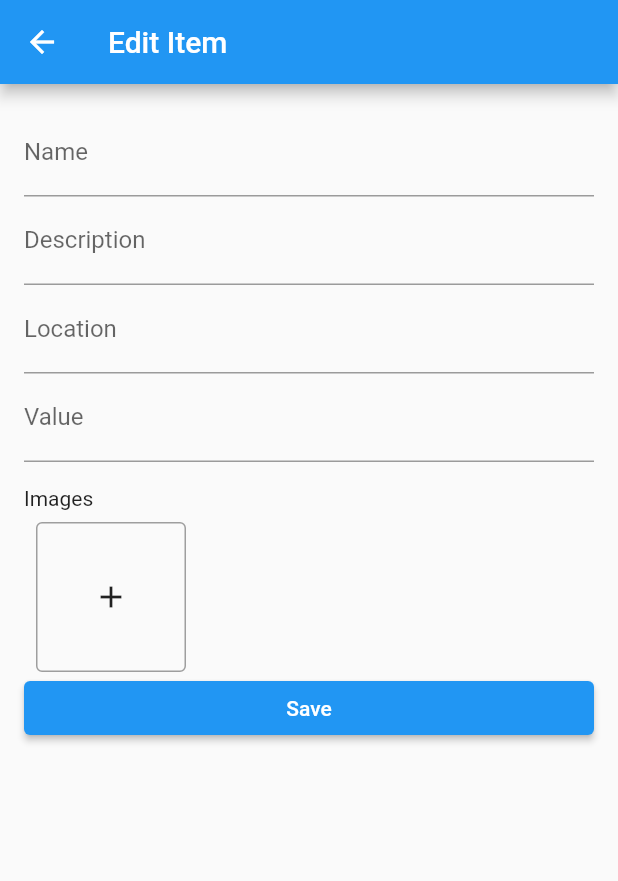
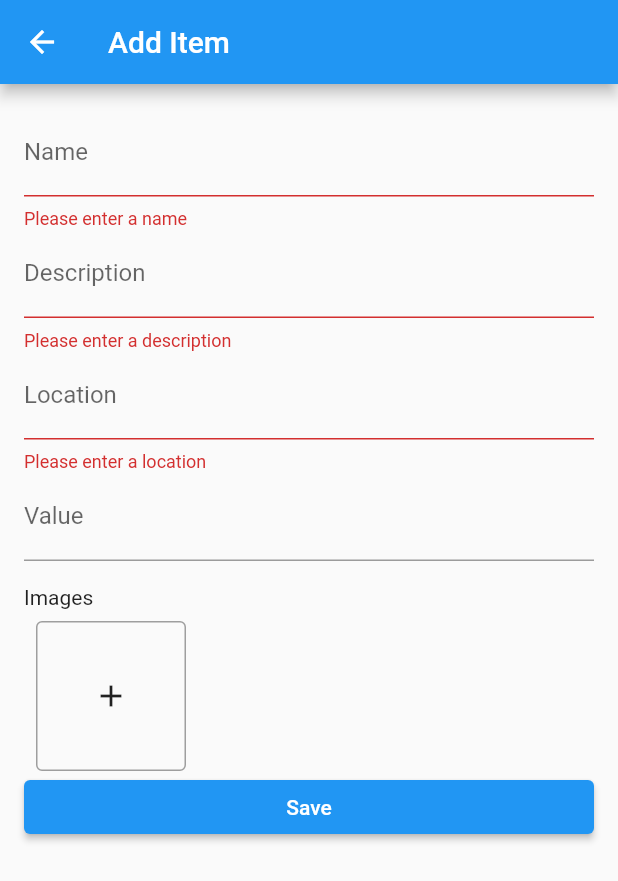
Before and after one commit to IanDarwin/esLister, a Flutter app: the ItemPage screen opened by its route, after a tap on "Save", on a phone screen of 412 x 824 dp. Shown: the top 881 px of the screen. Run offline on Flutter 3.47's test engine with Material 2 defaults, Android fonts, the phone set to English and light mode, and no system bars; our stand-ins replace image_picker, sqflite; accounts and stored records are empty.

Commit message:
Simplify over-complex layout code

```diff
--- a/lib/ui/item_page.dart
+++ b/lib/ui/item_page.dart
@@ -17,10 +17,11 @@ class ItemPage extends StatefulWidget {
 class ItemPageState extends State<ItemPage> {
   final _formKey = GlobalKey<FormState>();
   String? _name;
-  List<String>? _images = [];
+  late List<String> _images ;
   String? _description;
   String? _location;
   double? _value;
+  final Set<String> locations = {};
 
   @override
   void initState() {
@@ -40,26 +41,27 @@ class ItemPageState extends State<ItemPage> {
     _formKey.currentState!.save();
     Item newItem = Item(
       _name!,
-      images: _images,
+      _images,
       description: _description,
       location: _location,
       value: _value,
     );
+    newItem.images = _images!;
     Navigator.of(context).pop(newItem);
   }
 
   void _addImage() async {
-    final image = await ImagePicker().getImage(source: ImageSource.gallery);
+    final image = await ImagePicker().pickImage(source: ImageSource.gallery);
     if (image != null) {
       setState(() {
-        _images!.add(image.path);
+        _images.add(image.path);
       });
     }
   }
 
   void _deleteImage(int index) {
     setState(() {
-      _images!.removeAt(index);
+      _images.removeAt(index);
     });
   }
 
@@ -67,7 +69,7 @@ class ItemPageState extends State<ItemPage> {
   Widget build(BuildContext context) {
     return Scaffold(
         appBar: AppBar(
-          title: Text(widget.item == null ? 'Add Item' : 'Edit Item'),
+          title: Text(widget.item.name.isEmpty ? 'Add Item' : 'Edit Item'),
         ),
         body: Padding(
             padding: const EdgeInsets.all(16.0),
@@ -101,7 +103,18 @@ class ItemPageState extends State<ItemPage> {
                           _description = value;
                         },
                       ),
-                      TextFormField(
+                      Autocomplete(
+                        optionsBuilder: (TextEditingValue textEditingValue) {
+                          print("OptionsBuilder!");
+                          return locations
+                              .where((String loc) => loc.toLowerCase()
+                              .startsWith(textEditingValue.text.toLowerCase())
+                          )
+                              .toList();
+                        },
+                        fieldViewBuilder: (context, editingController, focusNode, onFieldSubmitted) {
+                          print("fieldViewBuilder!");
+                          return TextFormField(
                             initialValue: _location,
                             decoration: InputDecoration(labelText: 'Location'),
                             validator: (value) {
@@ -113,6 +126,11 @@ class ItemPageState extends State<ItemPage> {
                             onSaved: (value) {
                               _location = value;
                             },
+                          );
+                        },
+                        onSelected: (String loc) {
+                          locations.add(loc);
+                        },
                       ),
                       TextFormField(
                         initialValue: _value != null ? _value.toString() : '',
@@ -120,7 +138,7 @@ class ItemPageState extends State<ItemPage> {
                         keyboardType: TextInputType.number,
                         validator: (value) {
                           if (value!.isEmpty) {
-                            return 'Please enter a value';
+                            return null;      // field is optional
                           }
                           if (double.tryParse(value) == null) {
                             return 'Please enter a valid number';
@@ -128,19 +146,21 @@ class ItemPageState extends State<ItemPage> {
                           return null;
                         },
                         onSaved: (value) {
-                          _value = double.parse(value!);
+                          _value = (value == null || value.isEmpty) ?
+                          0 :
+                          double.parse(value);
                         },
                       ),
                       const SizedBox(height: 16.0),
                       const Text('Images'),
                       const SizedBox(height: 8.0),
-                      Container(
+                      SizedBox(
                           height: 100.0,
                           child: ListView.builder(
                               scrollDirection: Axis.horizontal,
-                              itemCount: _images!.length + 1,
+                              itemCount: 1 + (_images.length),
                               itemBuilder: (context, index) {
-                                if (index == _images!.length) {
+                                if (index == _images.length) {
                                   return Padding(
                                     padding: const EdgeInsets.symmetric(horizontal: 8.0),
                                     child: GestureDetector(
@@ -153,7 +173,7 @@ class ItemPageState extends State<ItemPage> {
                                           border: Border.all(color: Colors.grey),
                                           borderRadius: BorderRadius.circular(4.0),
                                         ),
-                                        child: Icon(Icons.add),
+                                        child: const Icon(Icons.add),
                                       ),
                                     ),
                                   );
@@ -169,28 +189,9 @@ class ItemPageState extends State<ItemPage> {
                                               borderRadius: BorderRadius.circular(4.0),
                                             ),
                                             child: Image.file(
-                                              File(_images![index]),
+                                              File(_images[index]),
                                               fit: BoxFit.cover,
                                             ),
-                                          ),
-                                          Expanded(
-                                            child: GridView.builder(
-                                                padding: const EdgeInsets.symmetric(horizontal: 16.0),
-                                                itemCount: _images?.length,
-                                                gridDelegate: SliverGridDelegateWithFixedCrossAxisCount(
-                                                  crossAxisCount: 3,
-                                                  crossAxisSpacing: 8.0,
-                                                  mainAxisSpacing: 8.0,
-                                                ),
-                                                itemBuilder: (context, index) {
-                                                  return Stack(
-                                                    children: [
-                                                      Container(
-                                                        decoration: BoxDecoration(
-                                                          border: Border.all(color: Colors.grey),
-                                                          borderRadius: BorderRadius.circular(4.0),
-                                                        ),
-                                                        child: Image.file(File(_images![index]), fit: BoxFit.cover),
                                           ),
                                           Positioned(
                                             top: 0,
@@ -202,16 +203,12 @@ class ItemPageState extends State<ItemPage> {
                                                   color: Colors.white,
                                                   borderRadius: BorderRadius.circular(50.0),
                                                 ),
-                                                            child: Icon(Icons.close, size: 16.0, color: Colors.grey),
+                                                child: const Icon(Icons.close,
+                                                    size: 16.0, color: Colors.grey),
                                               ),
                                             ),
                                           ),
 
-                                                    ],
-                                                  );
-                                                }
-                                            ),
-                                          ),
                                         ]
                                     )
                                 );
@@ -219,7 +216,7 @@ class ItemPageState extends State<ItemPage> {
                           )
                       ),
                       ElevatedButton(
-                        onPressed: () { print("Would save now"); },
+                        onPressed: () => _saveForm(),
                         child: Text("Save"),
                       ),
                     ]
```
Lines whose indentation alone changed are shown as unchanged.
